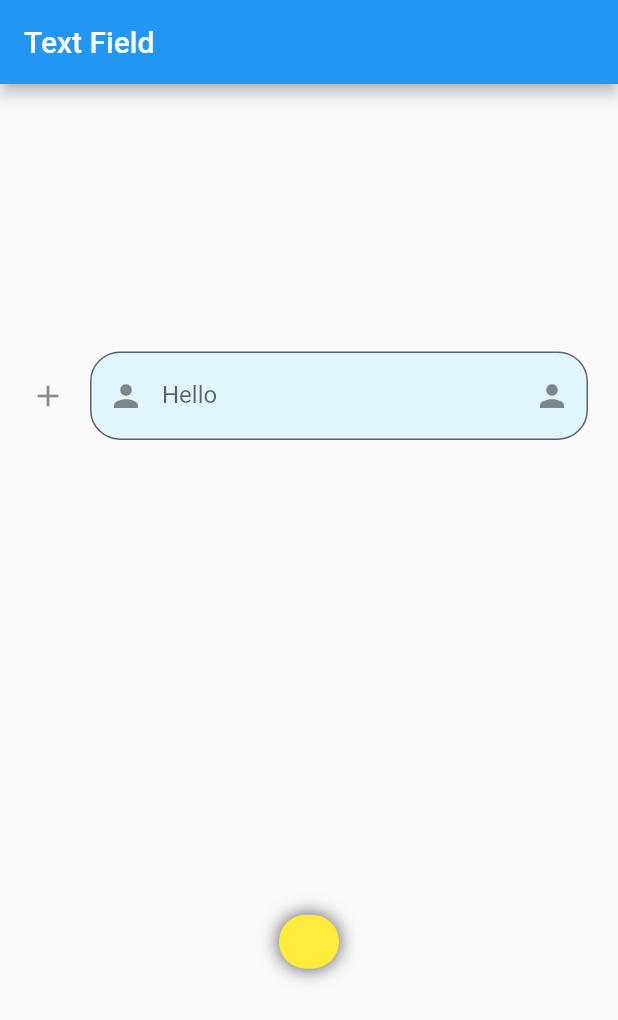
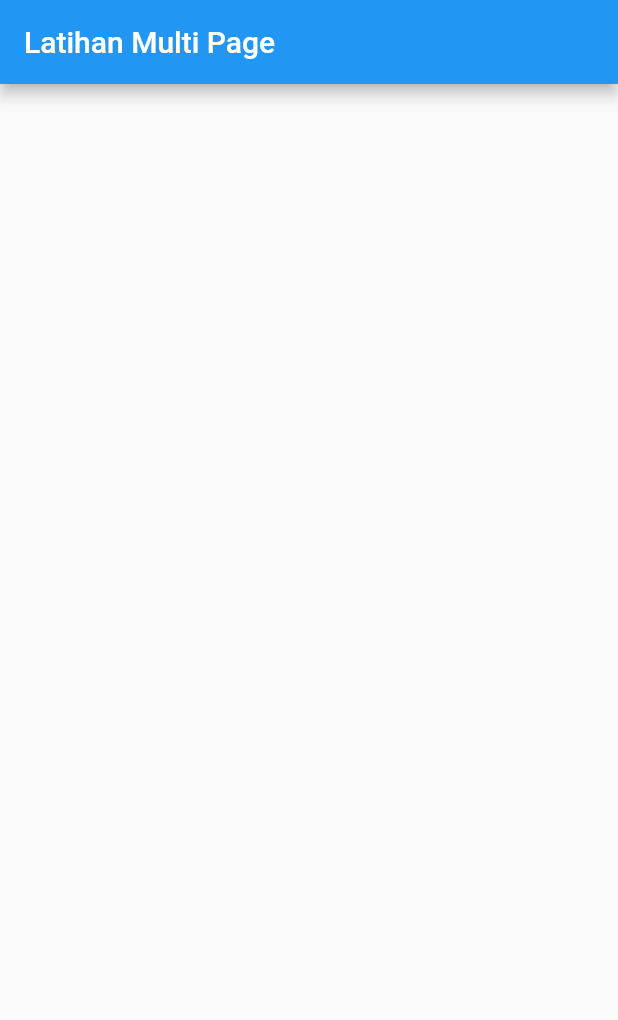
Before and after one commit to gunzxx/Flutter-Learn, a Flutter app: the screen it shows after launch, on a phone screen of 412 x 824 dp. Shown: the top 1020 px of the screen. Run offline on Flutter 3.47's test engine with Material 2 defaults, Android fonts, the phone set to English and light mode, and no system bars.

Commit message:
media quey end

```diff
--- a/f_01/lib/main.dart
+++ b/f_01/lib/main.dart
@@ -1,69 +1,18 @@
-// import 'dart:math';
-
-// import 'package:f_01/login_page.dart';
 import 'package:flutter/material.dart';
 
 void main() => runApp(const MyApp());
 
-class MyApp extends StatefulWidget {
+class MyApp extends StatelessWidget {
   const MyApp({super.key});
-
-  @override
-  State<MyApp> createState() => _MyAppState();
-}
-
-class _MyAppState extends State<MyApp> {
-  TextEditingController controller = TextEditingController();
 
   @override
   Widget build(BuildContext context) {
     return MaterialApp(
       home: Scaffold(
-        appBar: AppBar(title: const Text("Text Field")),
-        body: Container(
-          margin: const EdgeInsets.all(20),
-          child: Column(
-            mainAxisAlignment: MainAxisAlignment.spaceAround,
-            children: [
-              TextField(
-                decoration: InputDecoration(
-                  icon: const Icon(Icons.add),
-                  prefixIcon: const Icon(Icons.person),
-                  // prefix: Container(width: 5, height: 5, color: Colors.red),
-                  prefixText: "Name : ",
-                  prefixStyle: const TextStyle(color: Colors.blue),
-                  labelText: "Hello",
-                  hintText: "Ini place holder",
-                  suffixIcon: const Icon(Icons.person),
-                  fillColor: Colors.lightBlue.shade50,
-                  filled: true,
-                  border: OutlineInputBorder(
-                      borderRadius: BorderRadius.circular(20)),
-                ),
-                controller: controller,
-                onChanged: (value) {
-                  setState(() {});
-                },
-                // obscureText: true,
-              ),
-              Container(
-                decoration: BoxDecoration(
-                    borderRadius: BorderRadius.circular(20),
-                    color: Colors.yellow,
-                    boxShadow: const [
-                      BoxShadow(
-                        color: Color.fromRGBO(0, 0, 0, .7),
-                        offset: Offset(0, 0),
-                        blurRadius: 10,
-                      )
-                    ]),
-                padding: const EdgeInsets.only(
-                    top: 10, bottom: 10, left: 20, right: 20),
-                child: Text(controller.text),
-              ),
-            ],
-          ),
+        appBar: AppBar(
+          title: const Text("Latihan Multi Page"),
         ),
+        body: Column(children: []),
       ),
     );
   }
--- a/f_01/lib/statefull.dart
+++ /dev/null
@@ -1,27 +0,0 @@
-import 'package:flutter/material.dart';
-
-void main() => runApp(const MyApp());
-
-class MyApp extends StatefulWidget {
-  const MyApp({super.key});
-
-  @override
-  State<MyApp> createState() => _MyAppState();
-}
-
-const Text title = Text("Anonymous Method");
-
-class _MyAppState extends State<MyApp> {
-  @override
-  Widget build(BuildContext context) {
-    return MaterialApp(
-      debugShowCheckedModeBanner: false,
-      home: Scaffold(
-        appBar: AppBar(
-          title: title,
-        ),
-        body: Center(),
-      ),
-    );
-  }
-}
--- a/f_01/lib/stateless.dart
+++ /dev/null
@@ -1,24 +0,0 @@
-import 'package:flutter/material.dart';
-
-void main() => runApp(const MyApp());
-
-const String title = "buah";
-
-class MyApp extends StatelessWidget {
-  const MyApp({super.key});
-
-  @override
-  Widget build(BuildContext context) {
-    return MaterialApp(
-      debugShowCheckedModeBanner: false,
-      home: Scaffold(
-        appBar: AppBar(
-          title: Text(title),
-        ),
-        body: Center(
-          child: Text(""),
-        ),
-      ),
-    );
-  }
-}
```
Also changed, not shown: f_01/lib/home_page.dart (deleted, +0 -54 lines), f_01/lib/login_page.dart (deleted, +0 -53 lines), f_01/lib/second_page.dart (deleted, +0 -49 lines).
